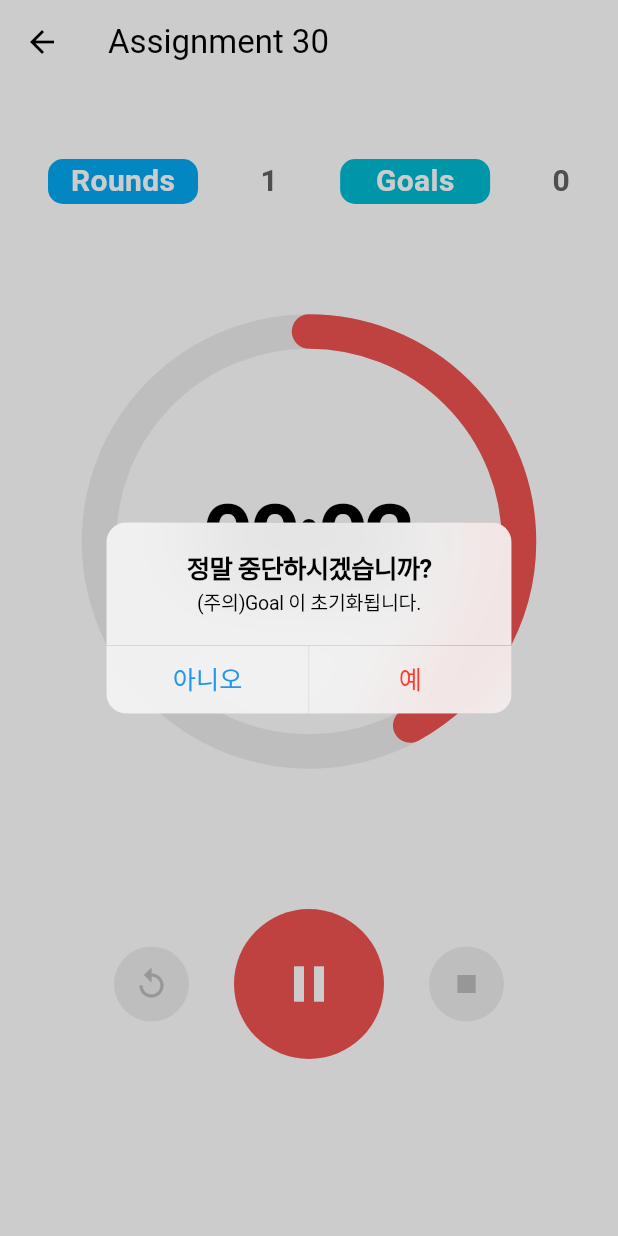
After one commit to ggomdong/animation, a Flutter app: the Assignment30 screen opened directly, after a tap on the "play arrow" icon, after a tap on the "stop" icon, on a phone screen of 412 x 824 dp. The commit adds this screen. Run offline on Flutter 3.47's test engine with Material 3 defaults, Android fonts, the phone set to English and light mode, and no system bars.

Commit message:
assignment 30

```diff
--- a/lib/screens/apple_watch_screen.dart
+++ b/lib/screens/apple_watch_screen.dart
@@ -83,7 +83,7 @@ class AppleWatchPainter extends CustomPainter {
     // draw red
     final redCirclePaint =
         Paint()
-          ..color = Colors.red.shade400.withOpacity(0.3)
+          ..color = Colors.red.shade400.withValues(alpha: 0.3)
           ..style = PaintingStyle.stroke
           ..strokeWidth = 25;
 
@@ -96,14 +96,14 @@ class AppleWatchPainter extends CustomPainter {
 
     final greenCircle =
         Paint()
-          ..color = Colors.green.shade400.withOpacity(0.3)
+          ..color = Colors.green.shade400.withValues(alpha: 0.3)
           ..style = PaintingStyle.stroke
           ..strokeWidth = 25;
     canvas.drawCircle(center, greenCircleRadius, greenCircle);
     // draw blue
     final blueCircle =
         Paint()
-          ..color = Colors.cyan.shade400.withOpacity(0.3)
+          ..color = Colors.cyan.shade400.withValues(alpha: 0.3)
           ..style = PaintingStyle.stroke
           ..strokeWidth = 25;
 
--- /dev/null
+++ b/lib/screens/assignment30.dart
@@ -0,0 +1,362 @@
+import 'dart:async';
+import 'dart:math';
+import 'package:flutter/cupertino.dart';
+import 'package:flutter/material.dart';
+
+class Assignment30 extends StatefulWidget {
+  const Assignment30({super.key});
+
+  @override
+  State<Assignment30> createState() => _Assignment30State();
+}
+
+class _Assignment30State extends State<Assignment30>
+    with SingleTickerProviderStateMixin {
+  late final AnimationController _animationController =
+      AnimationController(
+          vsync: this,
+          duration: Duration(seconds: _currentSeconds),
+          lowerBound: 0,
+          upperBound: 2.0,
+        )
+        ..addListener(() => _range.value = _animationController.value)
+        ..addStatusListener((status) {
+          if (status == AnimationStatus.completed) {
+            setState(() {
+              if (_isRest) {
+                _currentSeconds = workSeconds;
+                _currentColor = workColor;
+                if (_currentRound % 4 == 0) {
+                  _currentRound = 1;
+                  _goal = _goal + 1;
+                } else {
+                  _currentRound = _currentRound + 1;
+                }
+              } else {
+                if (_currentRound % 4 == 0) {
+                  _currentSeconds = longRestSeconds;
+                  _currentColor = longRestColor;
+                } else {
+                  _currentSeconds = shortRestSeconds;
+                  _currentColor = shortRestColor;
+                }
+              }
+              _animationController.duration = Duration(
+                seconds: _currentSeconds,
+              );
+              _isRest = !_isRest;
+              _reset();
+              _play();
+            });
+          }
+        });
+
+  // 작업시간과 휴식시간 정의
+  final int workSeconds = 3;
+  final int shortRestSeconds = 1;
+  final int longRestSeconds = 2;
+  // final int workSeconds = 25 * 60;
+  // final int shortRestSeconds = 5 * 60;
+  // final int longRestSeconds = 15 * 60;
+
+  // 배경색상 정리
+  final workColor = Colors.white;
+  final shortRestColor = Colors.amber.shade200;
+  final longRestColor = Colors.lightGreen.shade200;
+
+  // 현재 라운드
+  late int _currentRound;
+
+  // 4라운드 완료시 1증가
+  late int _goal;
+
+  // 현재 타이머 시간
+  late int _currentSeconds;
+
+  // 현재 배경 색상
+  late Color _currentColor;
+
+  late bool _isRunning;
+  late bool _isRest;
+
+  // 초기화
+  void initialize() {
+    _currentRound = 1;
+    _goal = 0;
+    _currentSeconds = workSeconds;
+    _currentColor = workColor;
+    _isRunning = false;
+    _isRest = false;
+    _animationController.duration = Duration(seconds: _currentSeconds);
+    setState(() {});
+  }
+
+  final ValueNotifier<double> _range = ValueNotifier(0.0);
+
+  @override
+  void initState() {
+    super.initState();
+    initialize();
+  }
+
+  @override
+  void dispose() {
+    _animationController.dispose();
+    super.dispose();
+  }
+
+  void _play() {
+    _isRunning = true;
+    _animationController.forward();
+    setState(() {});
+  }
+
+  void _pause() {
+    _isRunning = false;
+    _animationController.stop();
+    setState(() {});
+  }
+
+  void _stop() {
+    _animationController.stop();
+
+    showCupertinoDialog(
+      context: context,
+      builder:
+          (context) => CupertinoAlertDialog(
+            title: const Text("정말 중단하시겠습니까?"),
+            content: const Text("(주의)Goal 이 초기화됩니다."),
+            actions: [
+              CupertinoDialogAction(
+                onPressed: () {
+                  Navigator.of(context).pop();
+                  _play();
+                },
+                child: const Text("아니오"),
+              ),
+              CupertinoDialogAction(
+                onPressed: () {
+                  Navigator.of(context).pop();
+                  initialize();
+                  _reset();
+                },
+                isDestructiveAction: true,
+                child: const Text("예"),
+              ),
+            ],
+          ),
+    );
+  }
+
+  void _reset() {
+    _isRunning = false;
+    _animationController.reset();
+    setState(() {});
+  }
+
+  String formatTime(int seconds) {
+    int minutes = seconds ~/ 60;
+    int remainingSeconds = seconds % 60;
+    return '${minutes.toString().padLeft(2, '0')}:${remainingSeconds.toString().padLeft(2, '0')}';
+  }
+
+  @override
+  Widget build(BuildContext context) {
+    print("build");
+    return Scaffold(
+      backgroundColor: _currentColor,
+      appBar: AppBar(
+        title: const Text('Assignment 30'),
+        backgroundColor: _currentColor,
+      ),
+      body: Center(
+        child: Column(
+          children: [
+            SizedBox(height: 50),
+            Padding(
+              padding: const EdgeInsets.symmetric(horizontal: 32),
+              child: Row(
+                mainAxisAlignment: MainAxisAlignment.spaceBetween,
+                children: [
+                  Container(
+                    alignment: Alignment.center,
+                    width: 100,
+                    height: 30,
+                    decoration: BoxDecoration(
+                      borderRadius: BorderRadius.circular(10),
+                      color: Colors.lightBlue,
+                    ),
+                    child: Text(
+                      "Rounds",
+                      style: TextStyle(
+                        fontSize: 20,
+                        fontWeight: FontWeight.w600,
+                        color: Colors.white,
+                      ),
+                    ),
+                  ),
+                  Text(
+                    "$_currentRound",
+                    style: TextStyle(
+                      fontSize: 20,
+                      fontWeight: FontWeight.w600,
+                      color: Colors.grey.shade700,
+                    ),
+                  ),
+                  Container(
+                    alignment: Alignment.center,
+                    width: 100,
+                    height: 30,
+                    decoration: BoxDecoration(
+                      borderRadius: BorderRadius.circular(10),
+                      color: Colors.cyan,
+                    ),
+                    child: Text(
+                      "Goals",
+                      style: TextStyle(
+                        fontSize: 20,
+                        fontWeight: FontWeight.w600,
+                        color: Colors.white,
+                      ),
+                    ),
+                  ),
+                  Text(
+                    "$_goal",
+                    style: TextStyle(
+                      fontSize: 20,
+                      fontWeight: FontWeight.w600,
+                      color: Colors.grey.shade700,
+                    ),
+                  ),
+                ],
+              ),
+            ),
+            SizedBox(height: 150),
+            Stack(
+              alignment: Alignment.topCenter,
+              children: [
+                AnimatedBuilder(
+                  animation: _animationController,
+                  builder: (context, child) {
+                    return CustomPaint(
+                      painter: PomodoroPainter(
+                        progress: _animationController.value,
+                      ),
+                      size: Size(300, 300),
+                    );
+                  },
+                ),
+                Positioned(
+                  top: 30,
+                  child: ValueListenableBuilder(
+                    valueListenable: _range,
+                    builder: (context, value, child) {
+                      return Text(
+                        formatTime(
+                          _currentSeconds -
+                              (value * _currentSeconds / 2).floor(),
+                        ),
+                        style: TextStyle(
+                          fontSize: 60,
+                          fontWeight: FontWeight.w700,
+                          letterSpacing: -3,
+                          color: Colors.black,
+                        ),
+                      );
+                    },
+                  ),
+                ),
+              ],
+            ),
+            SizedBox(height: 20),
+            Row(
+              mainAxisAlignment: MainAxisAlignment.center,
+              children: [
+                GestureDetector(
+                  onTap: _reset,
+                  child: Container(
+                    height: 50,
+                    width: 50,
+                    decoration: BoxDecoration(
+                      shape: BoxShape.circle,
+                      color: Colors.grey.shade200,
+                    ),
+                    child: Icon(Icons.replay, color: Colors.grey.shade400),
+                  ),
+                ),
+                SizedBox(width: 30),
+                GestureDetector(
+                  onTap: _isRunning ? _pause : _play,
+                  child: Container(
+                    height: 100,
+                    width: 100,
+                    decoration: BoxDecoration(
+                      shape: BoxShape.circle,
+                      color: Colors.red.shade400,
+                    ),
+                    child: Icon(
+                      _isRunning ? Icons.pause : Icons.play_arrow,
+                      color: Colors.white,
+                      size: 40,
+                    ),
+                  ),
+                ),
+                SizedBox(width: 30),
+                GestureDetector(
+                  onTap: _stop,
+                  child: Container(
+                    height: 50,
+                    width: 50,
+                    decoration: BoxDecoration(
+                      shape: BoxShape.circle,
+                      color: Colors.grey.shade200,
+                    ),
+                    child: Icon(Icons.stop, color: Colors.grey.shade400),
+                  ),
+                ),
+              ],
+            ),
+            SizedBox(height: 30),
+          ],
+        ),
+      ),
+    );
+  }
+}
+
+class PomodoroPainter extends CustomPainter {
+  PomodoroPainter({required this.progress});
+
+  final double progress;
+
+  @override
+  void paint(Canvas canvas, Size size) {
+    final center = Offset(size.width / 2, size.height / 4);
+    final radius = size.width / 2 - 10;
+    final double strokeWidth = 23;
+
+    final circlePaint =
+        Paint()
+          ..color = Colors.grey.shade200
+          ..style = PaintingStyle.stroke
+          ..strokeWidth = strokeWidth;
+
+    canvas.drawCircle(center, radius, circlePaint);
+
+    final arcRect = Rect.fromCircle(center: center, radius: radius);
+
+    final arcPaint =
+        Paint()
+          ..color = Colors.red.shade400
+          ..style = PaintingStyle.stroke
+          ..strokeCap = StrokeCap.round
+          ..strokeWidth = strokeWidth;
+
+    canvas.drawArc(arcRect, -0.5 * pi, progress * pi, false, arcPaint);
+  }
+
+  @override
+  bool shouldRepaint(covariant PomodoroPainter oldDelegate) {
+    return oldDelegate.progress != progress;
+  }
+}
--- a/lib/screens/menu_screen.dart
+++ b/lib/screens/menu_screen.dart
@@ -1,5 +1,6 @@
 import 'package:animation/screens/apple_watch_screen.dart';
 import 'package:animation/screens/assignment29.dart';
+import 'package:animation/screens/assignment30.dart';
 import 'package:animation/screens/explicit_animations_screen.dart';
 import 'package:animation/screens/implicit_animations_screen.dart';
 import 'package:flutter/material.dart';
@@ -49,6 +50,12 @@ class MenuScreen extends StatelessWidget {
               },
               child: const Text('Apple Watch'),
             ),
+            ElevatedButton(
+              onPressed: () {
+                _goToPage(context, Assignment30());
+              },
+              child: const Text('Assignment 30'),
+            ),
           ],
         ),
       ),
```
